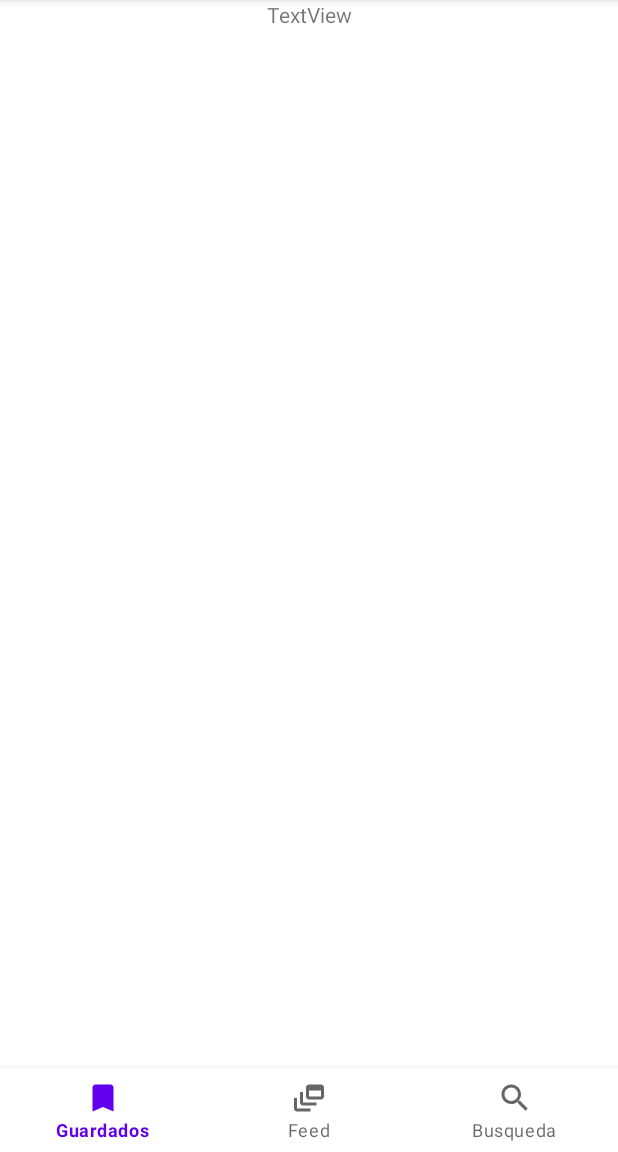
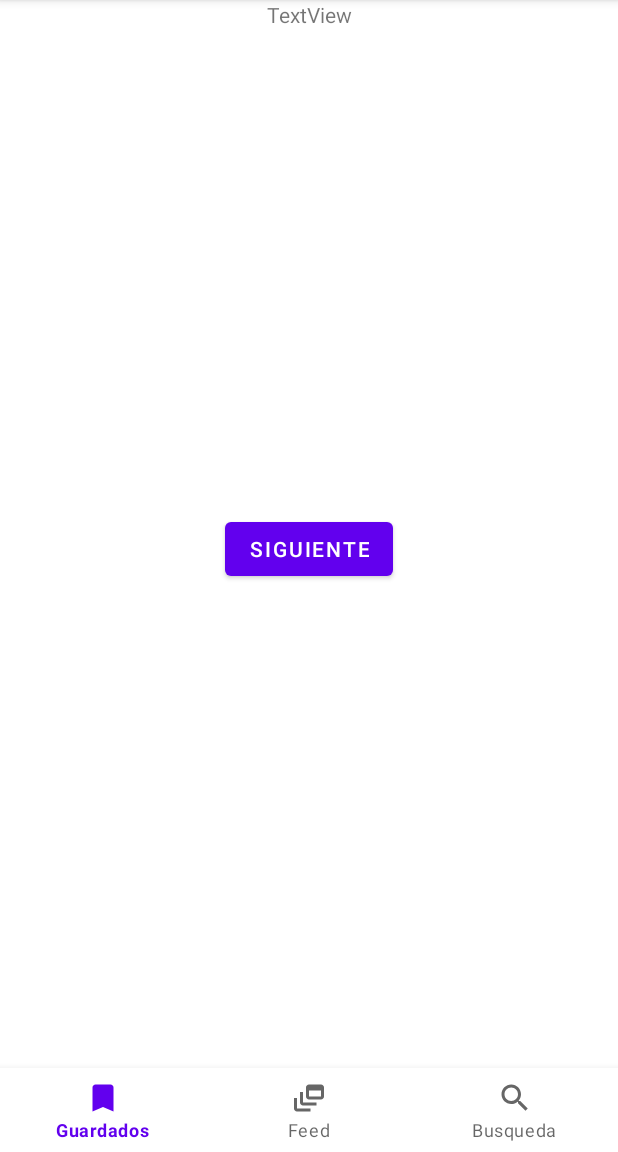
Before and after one commit to Mkefs/EatGood, an Android app: the screen it shows after launch (MainActivity), on a phone screen of 412 x 824 dp, the part 84-1236 px from its top. Run offline under Robolectric (Android 15) with nearby library versions, the phone set to English and light mode, and no system bars.

Commit message:
Anadi boton para cambiar de fragment a activity

```diff
--- a/app/src/main/java/dev/cotapro/mx/ui/home/HomeFragment.java
+++ b/app/src/main/java/dev/cotapro/mx/ui/home/HomeFragment.java
@@ -1,9 +1,11 @@
 package dev.cotapro.mx.ui.home;
 
+import android.content.Intent;
 import android.os.Bundle;
 import android.view.LayoutInflater;
 import android.view.View;
 import android.view.ViewGroup;
+import android.widget.Button;
 
 import androidx.annotation.NonNull;
 import androidx.annotation.Nullable;
@@ -12,9 +14,12 @@ import androidx.fragment.app.Fragment;
 import org.w3c.dom.Text;
 
 import dev.cotapro.mx.R;
+import dev.cotapro.mx.ui.recetas.RecetaActivity;
 
 public class HomeFragment extends Fragment {
 	View vista;
+
+	Button btnSwitch;
 	@Nullable
 	@Override
 	public View onCreateView(@NonNull LayoutInflater inflater,
@@ -23,6 +28,15 @@ public class HomeFragment extends Fragment {
 		super.onCreate(savedInstanceState);
 		vista = inflater.inflate(R.layout.home_layout, container, false);
 
+		btnSwitch = vista.findViewById(R.id.btnSwitch);
+		btnSwitch.setOnClickListener(new View.OnClickListener() {
+			@Override
+			public void onClick(View vista2) {
+				Intent siguiente = new Intent(vista.getContext(), RecetaActivity.class);
+				startActivity(siguiente);
+			}
+		});
+
 		return vista;
 	}
 }
--- a/app/src/main/res/layout/home_layout.xml
+++ b/app/src/main/res/layout/home_layout.xml
@@ -1,6 +1,5 @@
 <?xml version="1.0" encoding="utf-8"?>
-<androidx.constraintlayout.widget.ConstraintLayout
-    xmlns:android="http://schemas.android.com/apk/res/android"
+<androidx.constraintlayout.widget.ConstraintLayout xmlns:android="http://schemas.android.com/apk/res/android"
     xmlns:app="http://schemas.android.com/apk/res-auto"
     xmlns:tools="http://schemas.android.com/tools"
     android:layout_width="match_parent"
@@ -17,4 +16,16 @@
         app:layout_constraintTop_toTopOf="parent"
         app:layout_constraintVertical_bias="0.0" />
 
+    <Button
+        android:id="@+id/btnSwitch"
+        android:layout_width="wrap_content"
+        android:layout_height="wrap_content"
+        android:layout_marginTop="332dp"
+        android:layout_marginBottom="332dp"
+        android:text="Siguiente"
+        app:layout_constraintBottom_toBottomOf="parent"
+        app:layout_constraintEnd_toEndOf="parent"
+        app:layout_constraintStart_toStartOf="parent"
+        app:layout_constraintTop_toBottomOf="@+id/textView" />
+
 </androidx.constraintlayout.widget.ConstraintLayout>
--- a/app/src/main/res/layout/receta_vista.xml
+++ b/app/src/main/res/layout/receta_vista.xml
@@ -244,10 +244,11 @@
         app:layout_constraintVertical_bias="0.04" />
 
     <Button
-        android:id="@+id/btnvolver_recetas"
+        android:id="@+id/btnSwitch2"
         android:layout_width="wrap_content"
         android:layout_height="wrap_content"
         android:backgroundTint="#FF9E01"
+        android:onClick="Anterior"
         android:text="Volver"
         android:textColor="#000000"
         app:layout_constraintBottom_toBottomOf="parent"
```
Also changed, not shown: app/src/main/AndroidManifest.xml (+2 -6 lines), app/src/main/java/dev/cotapro/mx/ui/recetas/RecetaActivity.java (+13 -0 lines).
